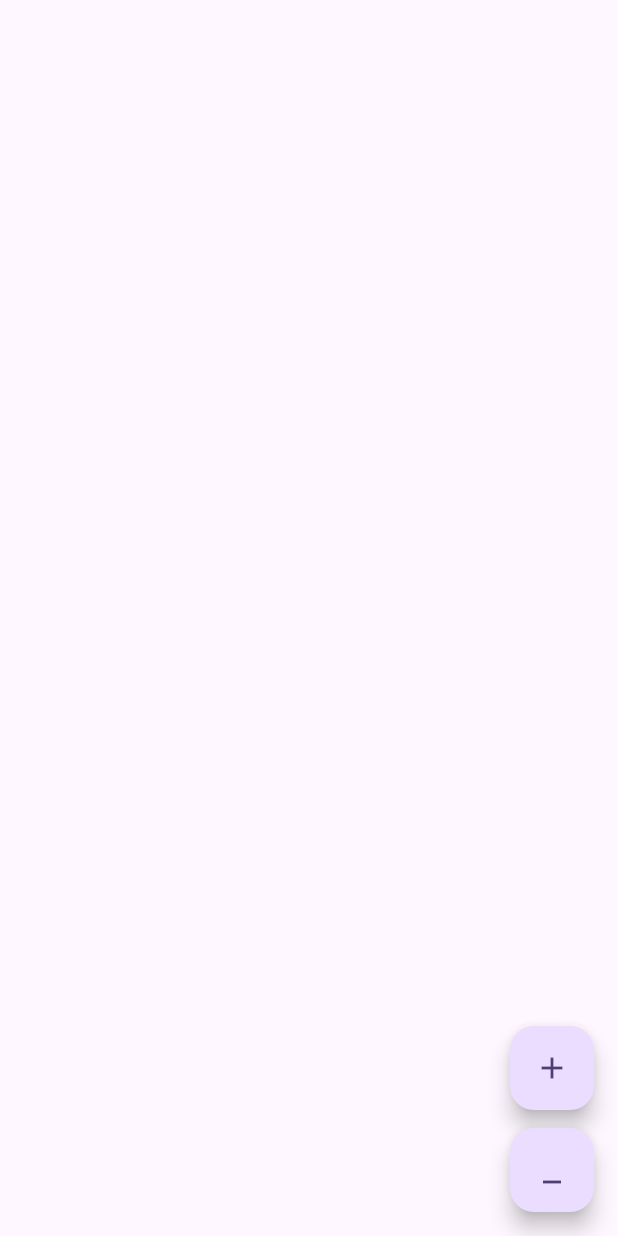
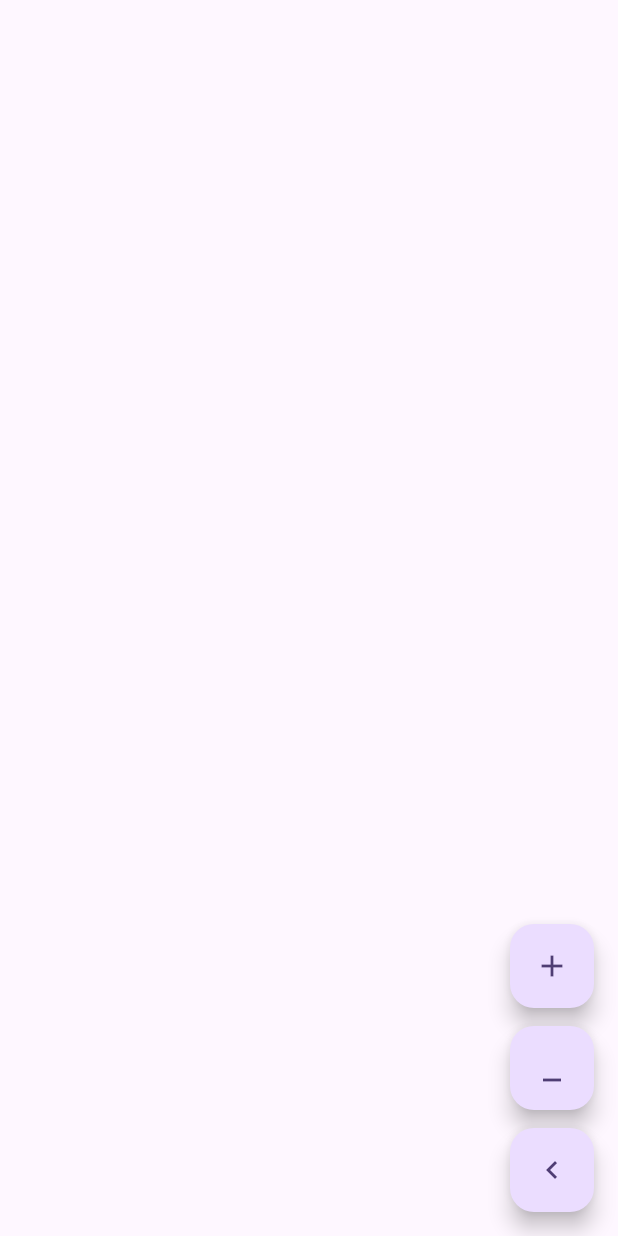
Before and after one commit to ParveenKumar8/Counter_Bloc_App, a Flutter app: the screen it shows after launch, after a tap on the "navigate next" icon, on a phone screen of 412 x 824 dp. Run offline on Flutter 3.47's test engine with Material 3 defaults, Android fonts, the phone set to English and light mode, and no system bars; our stand-ins replace flutter_bloc.

```diff
--- a/lib/bloc/counter_bloc.dart
+++ b/lib/bloc/counter_bloc.dart
@@ -0,0 +1,9 @@
+import 'package:flutter_bloc/flutter_bloc.dart';
+part 'counter_event.dart';
+
+class CounterBloc extends Bloc<CounterEvent, int> {
+  CounterBloc() : super(0) {
+    on<CounterIncremented>((event, emit) => emit(state + 1));
+    on<CounterDecremented>((event, emit) => emit(state - 1));
+  }
+}
--- /dev/null
+++ b/lib/bloc/counter_event.dart
@@ -0,0 +1,7 @@
+part of 'counter_bloc.dart';
+
+sealed class CounterEvent {}
+
+final class CounterIncremented extends CounterEvent {}
+
+final class CounterDecremented extends CounterEvent {}
--- a/lib/inc_dec_page.dart
+++ b/lib/inc_dec_page.dart
@@ -1,3 +1,4 @@
+import 'package:counter_bloc_app/bloc/counter_bloc.dart';
 import 'package:counter_bloc_app/cubit/counter_cubit.dart';
 import 'package:flutter/material.dart';
 import 'package:flutter_bloc/flutter_bloc.dart';
@@ -7,13 +8,18 @@ class IncDecPage extends StatelessWidget {
 
   @override
   Widget build(BuildContext context) {
-    final counterCubit = BlocProvider.of<CounterCubit>(context);
+    //final counterCubit = BlocProvider.of<CounterCubit>(context);
+    final counterBloc = BlocProvider.of<CounterBloc>(context);
     return Scaffold(
       floatingActionButton: Column(
         mainAxisAlignment: MainAxisAlignment.end,
         children: [
           FloatingActionButton(
-            onPressed: () => counterCubit.increment(),
+            heroTag: null,
+            onPressed: () {
+              //counterCubit.increment();
+              counterBloc.add(CounterIncremented());
+            },
             tooltip: 'Increment',
             child: const Icon(Icons.add),
           ),
@@ -21,18 +27,23 @@ class IncDecPage extends StatelessWidget {
             height: 12.0,
           ),
           FloatingActionButton(
-            onPressed: () => counterCubit.decrement(),
+            heroTag: null,
+            onPressed: () {
+              //counterCubit.decrement();
+              counterBloc.add(CounterDecremented());
+            },
             tooltip: 'Decrement',
             child: const Icon(Icons.minimize),
           ),
-          // const SizedBox(
-          //   height: 12.0,
-          // ),
-          // FloatingActionButton(
-          //   onPressed: () => Navigator.of(context).pop(),
-          //   tooltip: 'Previous Screen',
-          //   child: const Icon(Icons.navigate_before),
-          // ),
+          const SizedBox(
+            height: 12.0,
+          ),
+          FloatingActionButton(
+            heroTag: null,
+            onPressed: () => Navigator.of(context).pop(),
+            tooltip: 'Previous Screen',
+            child: const Icon(Icons.navigate_before),
+          ),
         ],
       ),
     );
--- a/lib/main.dart
+++ b/lib/main.dart
@@ -1,3 +1,4 @@
+import 'package:counter_bloc_app/bloc/counter_bloc.dart';
 import 'package:counter_bloc_app/cubit/counter_cubit.dart';
 import 'package:counter_bloc_app/my_home_page.dart';
 import 'package:flutter/material.dart';
@@ -12,8 +13,15 @@ class MyApp extends StatelessWidget {
 
   @override
   Widget build(BuildContext context) {
-    return BlocProvider(
-      create: (_) => CounterCubit(),
+    return MultiBlocProvider(
+      providers: [
+        BlocProvider(
+          create: (_) => CounterCubit(),
+        ),
+        BlocProvider(
+          create: (context) => CounterBloc(),
+        ),
+      ],
       child: MaterialApp(
         title: 'Counter App',
         theme: ThemeData(
--- a/lib/my_home_page.dart
+++ b/lib/my_home_page.dart
@@ -1,3 +1,4 @@
+import 'package:counter_bloc_app/bloc/counter_bloc.dart';
 import 'package:counter_bloc_app/cubit/counter_cubit.dart';
 import 'package:counter_bloc_app/inc_dec_page.dart';
 import 'package:flutter/material.dart';
@@ -12,7 +13,7 @@ class MyHomePage extends StatelessWidget {
   @override
   Widget build(BuildContext context) {
     //final counter = counterCubit.state;
-    final counterCubit = BlocProvider.of<CounterCubit>(context);
+    //final counterCubit = BlocProvider.of<CounterCubit>(context);
     return Scaffold(
       appBar: AppBar(
         backgroundColor: Theme.of(context).colorScheme.inversePrimary,
@@ -25,8 +26,8 @@ class MyHomePage extends StatelessWidget {
             const Text(
               'You have pushed the button this many times:',
             ),
-            BlocBuilder<CounterCubit, int>(
-              bloc: counterCubit,
+            BlocBuilder<CounterBloc, int>(
+              //bloc: counterCubit,
               builder: (context, counter) {
                 return Text(
                   '$counter',
@@ -38,6 +39,7 @@ class MyHomePage extends StatelessWidget {
         ),
       ),
       floatingActionButton: FloatingActionButton(
+        heroTag: null,
         onPressed: () {
           Navigator.of(context).push(
               MaterialPageRoute(builder: (context) => const IncDecPage()));
```
